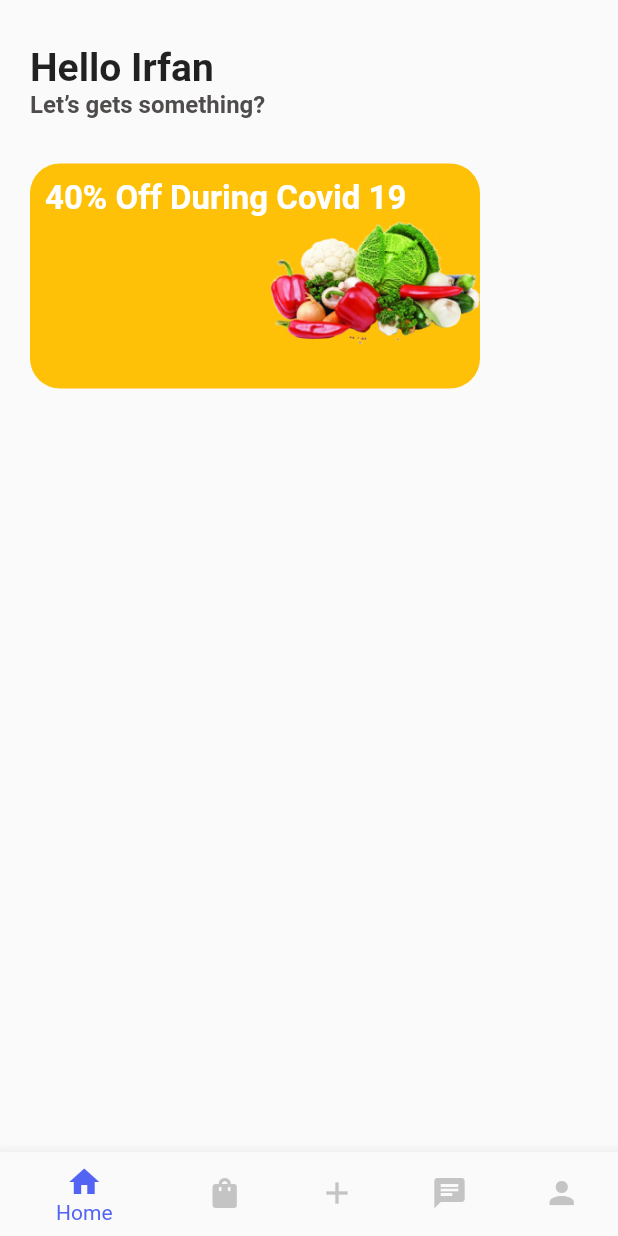
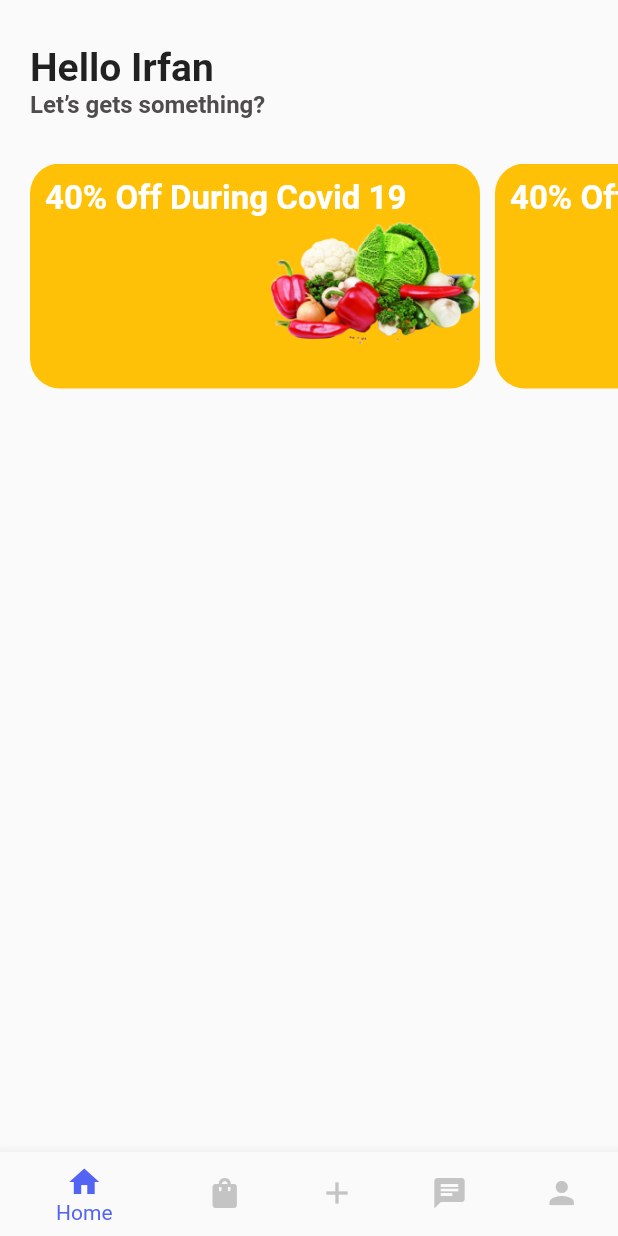
Before and after one commit to irfan701/Flutter, a Flutter app: the screen it shows after launch, on a phone screen of 412 x 824 dp. Run offline on Flutter 3.47's test engine with Material 2 defaults, Android fonts, the phone set to English and light mode, and no system bars.

Commit message:
PageView & LIstView children
PageView & LIstView children in Container

```diff
--- a/bin/day4/first_app/lib/pages/home.dart
+++ b/bin/day4/first_app/lib/pages/home.dart
@@ -24,11 +24,77 @@ class HomeScreen extends StatelessWidget {
                 height: 30,
               ),
               Container(
+                height: 150,
+                child: ListView(
+                  scrollDirection: Axis.horizontal,
+                  children: [
+                    Container(
                         width: 300,
                         height: 150,
                         decoration: BoxDecoration(
                             color: Colors.amber,
-                      borderRadius: BorderRadius.all(Radius.circular(20))),
+                            borderRadius:
+                                BorderRadius.all(Radius.circular(20))),
+                        child: Padding(
+                          padding: EdgeInsets.only(left: 10, top: 10),
+                          child: Column(
+                            children: [
+                              Text("40% Off During Covid 19",
+                                  style: TextStyle(
+                                    fontSize: 22,
+                                    fontWeight: FontWeight.w600,
+                                    color: Colors.white,
+                                  )),
+                              Align(
+                                  alignment: Alignment.bottomRight,
+                                  child: Image.asset(
+                                    'assets/fruits.png',
+                                    width: 140,
+                                  ))
+                            ],
+                            crossAxisAlignment: CrossAxisAlignment.start,
+                          ),
+                        )),
+                    SizedBox(
+                      width: 10,
+                    ),
+                    Container(
+                        width: 300,
+                        height: 150,
+                        decoration: BoxDecoration(
+                            color: Colors.amber,
+                            borderRadius:
+                                BorderRadius.all(Radius.circular(20))),
+                        child: Padding(
+                          padding: EdgeInsets.only(left: 10, top: 10),
+                          child: Column(
+                            children: [
+                              Text("40% Off During Covid 19",
+                                  style: TextStyle(
+                                    fontSize: 22,
+                                    fontWeight: FontWeight.w600,
+                                    color: Colors.white,
+                                  )),
+                              Align(
+                                  alignment: Alignment.bottomRight,
+                                  child: Image.asset(
+                                    'assets/fruits.png',
+                                    width: 140,
+                                  ))
+                            ],
+                            crossAxisAlignment: CrossAxisAlignment.start,
+                          ),
+                        )),
+                    SizedBox(
+                      width: 10,
+                    ),
+                    Container(
+                        width: 300,
+                        height: 150,
+                        decoration: BoxDecoration(
+                            color: Colors.amber,
+                            borderRadius:
+                                BorderRadius.all(Radius.circular(20))),
                         child: Padding(
                           padding: EdgeInsets.only(left: 10, top: 10),
                           child: Column(
@@ -50,6 +116,9 @@ class HomeScreen extends StatelessWidget {
                           ),
                         ))
                   ],
+                ),
+              ),
+            ],
             crossAxisAlignment: CrossAxisAlignment.start,
           ),
         ),
```
Lines whose indentation alone changed are shown as unchanged.
